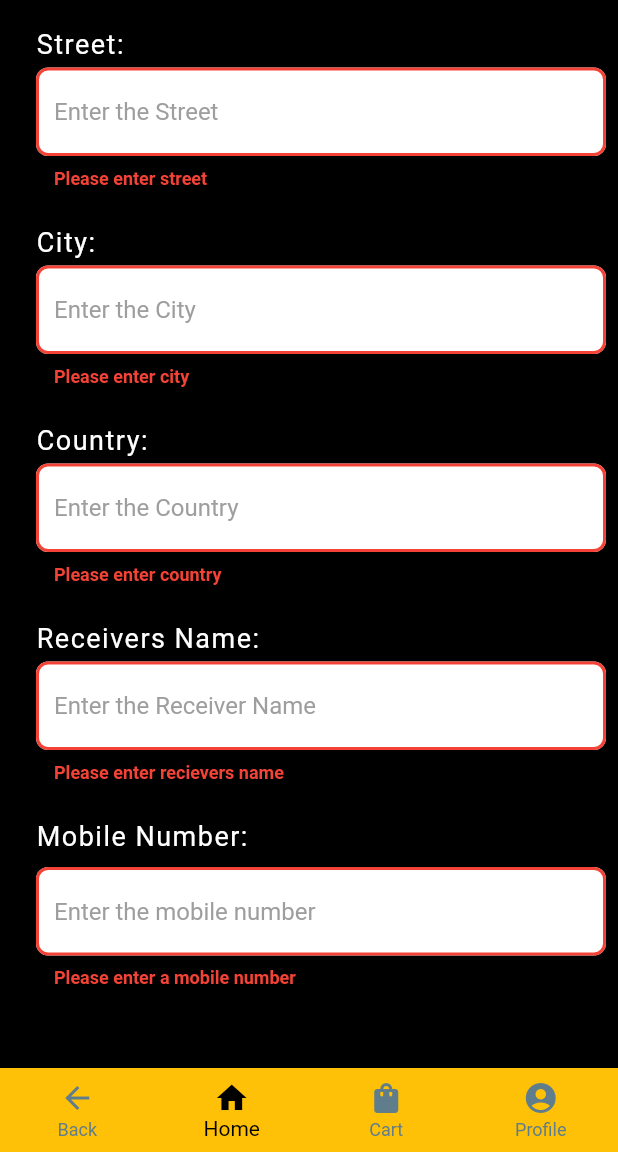
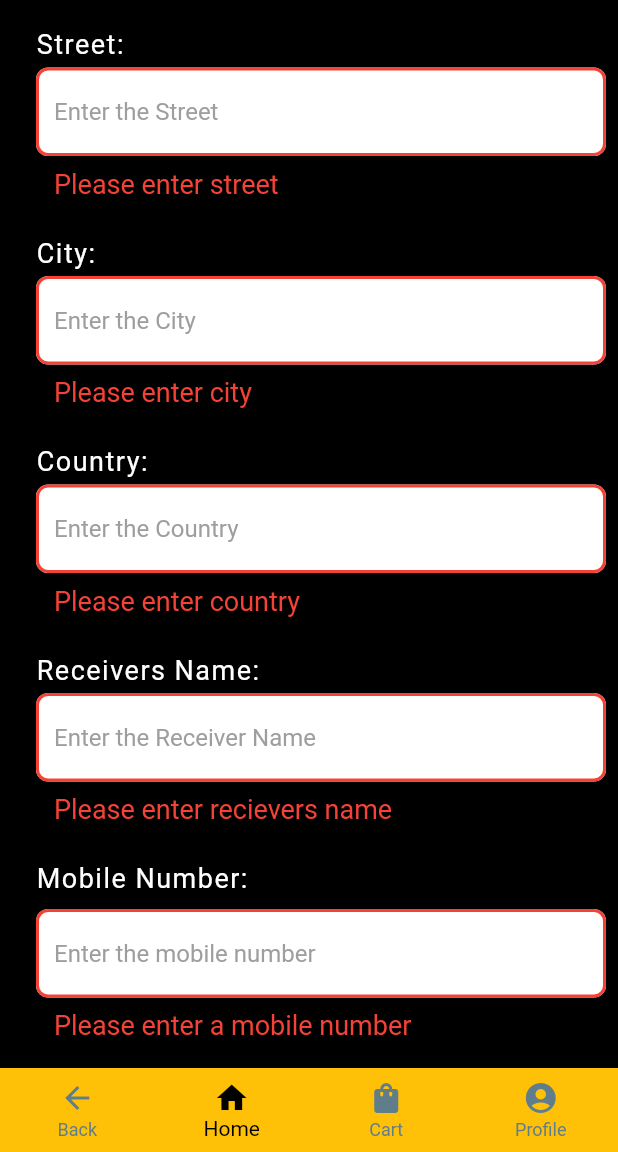
Before and after one commit to User-Experience-Design-SE3050-2021/se3050---uee-2021s2_reg_we_27, a Flutter app: the AddDelivery screen opened directly, scrolled down 97 dp, after a tap on "Confirm Delivery Details", on a phone screen of 412 x 824 dp, the part 84-1236 px from its top. Run offline on Flutter 3.47's test engine with Material 2 defaults, Android fonts, the light colour scheme and no system bars; our stand-ins replace cloud_firestore, firebase_core; accounts and stored records are empty.

Commit message:
added some modification in font sizes

```diff
--- a/machan_eats_application/lib/custom_form_field_delivery.dart
+++ b/machan_eats_application/lib/custom_form_field_delivery.dart
@@ -58,7 +58,8 @@ class CustomFormField extends StatelessWidget {
         ),
         errorStyle: TextStyle(
           color: Colors.red,
-          fontWeight: FontWeight.bold,
+          fontSize: 18,
+          fontWeight: FontWeight.normal,
         ),
         focusedBorder: OutlineInputBorder(
           borderRadius: BorderRadius.circular(8.0),
```
Also changed, not shown: machan_eats_application/lib/scr/screens/edit_delivery_details_form.dart (+33 -6 lines).
